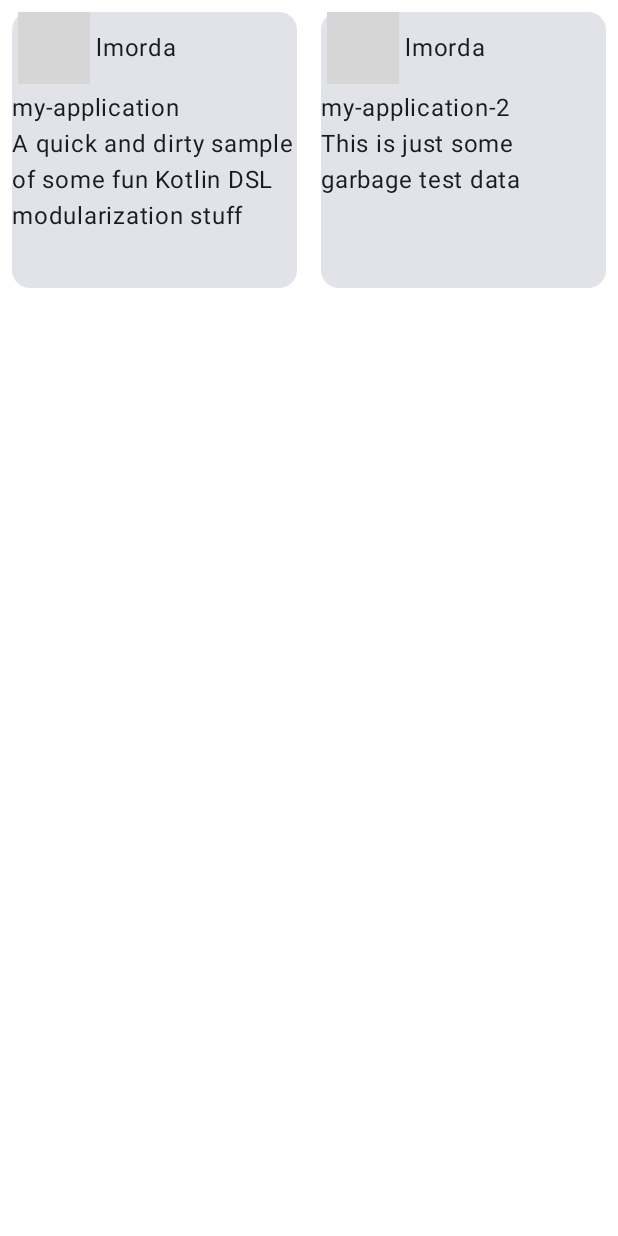
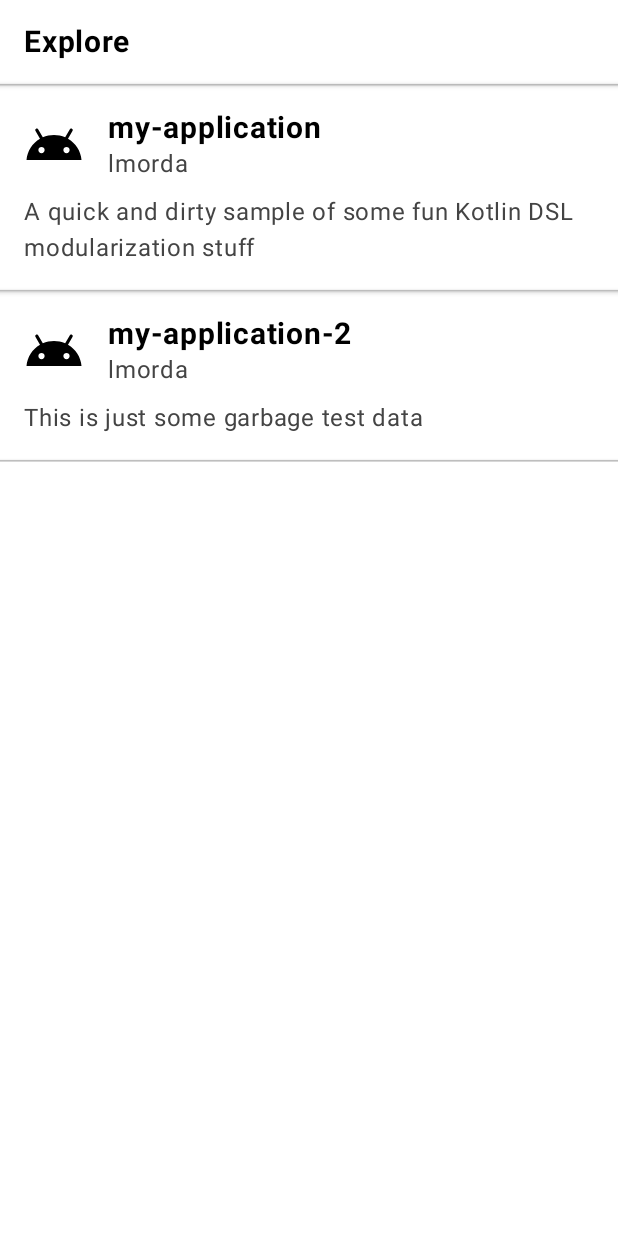
Before and after one commit to lmorda/android-convention-plugins, an Android app built with Jetpack Compose: the @Preview function FeatureScreenPreview, on a phone screen of 412 x 824 dp. Run offline under Robolectric (Android 15) with nearby library versions, the phone set to English and light mode, and no system bars; libraries missing offline, so code that uses them is left out: com.bumptech.glide; network calls fail; grey boxes are pictures that could not be loaded.

Commit message:
Renamed generic feature module to explore

```diff
--- a/app/build.gradle.kts
+++ b/app/build.gradle.kts
@@ -14,7 +14,7 @@ android {
 dependencies {
     implementation(project(":data"))
     implementation(project(":domain"))
-    implementation(project(":feature"))
+    implementation(project(":explore"))
     implementation(project(":design"))
     implementation(libs.androidx.hilt.navigation.compose)
     implementation(libs.androidx.navigation.compose)
--- a/design/src/main/java/com/shiftkey/design/theme/Color.kt
+++ b/design/src/main/java/com/lmorda/design/theme/Color.kt
@@ -1,4 +1,4 @@
-package com.shiftkey.design.theme
+package com.lmorda.design.theme
 
 import androidx.compose.ui.graphics.Color
 
--- a/design/src/main/java/com/shiftkey/design/theme/Theme.kt
+++ b/design/src/main/java/com/lmorda/design/theme/Theme.kt
@@ -1,4 +1,4 @@
-package com.shiftkey.design.theme
+package com.lmorda.design.theme
 
 import android.app.Activity
 import android.os.Build
--- a/design/src/main/java/com/shiftkey/design/theme/Typography.kt
+++ b/design/src/main/java/com/lmorda/design/theme/Typography.kt
@@ -1,4 +1,4 @@
-package com.shiftkey.design.theme
+package com.lmorda.design.theme
 
 import androidx.compose.material3.Typography
 import androidx.compose.ui.text.TextStyle
--- a/feature/build.gradle.kts
+++ b/explore/build.gradle.kts
@@ -5,7 +5,7 @@ plugins {
 }
 
 android {
-    namespace = "com.lmorda.feature"
+    namespace = "com.lmorda.explore"
 }
 
 dependencies {
--- /dev/null
+++ b/explore/src/main/java/com/lmorda/explore/ExploreScreen.kt
@@ -0,0 +1,126 @@
+package com.lmorda.explore
+
+import androidx.compose.foundation.Image
+import androidx.compose.foundation.background
+import androidx.compose.foundation.layout.Column
+import androidx.compose.foundation.layout.Row
+import androidx.compose.foundation.layout.fillMaxWidth
+import androidx.compose.foundation.layout.padding
+import androidx.compose.foundation.layout.size
+import androidx.compose.foundation.lazy.items
+import androidx.compose.foundation.lazy.LazyColumn
+import androidx.compose.foundation.shape.CircleShape
+import androidx.compose.material3.HorizontalDivider
+import androidx.compose.material3.Text
+import androidx.compose.runtime.Composable
+import androidx.compose.ui.Modifier
+import androidx.compose.ui.draw.clip
+import androidx.compose.ui.draw.shadow
+import androidx.compose.ui.graphics.Color
+import androidx.compose.ui.res.painterResource
+import androidx.compose.ui.text.font.FontWeight
+import androidx.compose.ui.text.style.TextOverflow
+import androidx.compose.ui.tooling.preview.Preview
+import androidx.compose.ui.unit.dp
+import androidx.compose.ui.unit.sp
+import com.bumptech.glide.integration.compose.ExperimentalGlideComposeApi
+import com.bumptech.glide.integration.compose.GlideImage
+import com.lmorda.domain.model.GithubRepo
+import com.lmorda.domain.model.mockDomainData
+import com.lmorda.design.theme.ConventionTheme
+
+@Composable
+fun FeatureScreen(
+    state: ExploreUiState,
+) {
+    // TODO: Hookup isLoading
+    Column(modifier = Modifier.background(color = Color.White)) {
+        Text(
+            modifier = Modifier.padding(all = 16.dp),
+            text = "Explore",
+            fontWeight = FontWeight.Bold,
+            fontSize = 20.sp,
+        )
+        HorizontalDivider(
+            modifier = Modifier.shadow(2.dp),
+            color = Color.Gray.copy(alpha = 0.5f),
+            thickness = 1.dp,
+        )
+        LazyColumn {
+            items(state.githubRepos) { details ->
+                FeatureListItem(details = details)
+                HorizontalDivider(
+                    modifier = Modifier.shadow(2.dp),
+                    color = Color.Gray.copy(alpha = 0.5f),
+                    thickness = 1.dp,
+                )
+            }
+        }
+    }
+}
+
+@OptIn(ExperimentalGlideComposeApi::class)
+@Composable
+fun FeatureListItem(details: GithubRepo) {
+    Column(modifier = Modifier
+        .padding(all = 16.dp)
+        .background(color = Color.White)
+    ) {
+        Row(
+            modifier = Modifier
+                .fillMaxWidth()
+                .padding(bottom = 8.dp)
+        ) {
+            val imageSize = 40.dp
+            details.owner.avatarUrl.takeIf { it.isNotBlank() }?.let {
+                GlideImage(
+                    modifier = Modifier
+                        .size(size = imageSize)
+                        .clip(shape = CircleShape),
+                    model = details.owner.avatarUrl,
+                    contentDescription = details.owner.avatarUrl,
+                )
+            } ?: Image(
+                modifier = Modifier.size(size = imageSize),
+                painter = painterResource(id = R.drawable.ic_android_black_24dp),
+                contentDescription = null,
+            )
+            Column(modifier = Modifier.padding(start = 16.dp)) {
+                Text(
+                    text = details.name,
+                    fontWeight = FontWeight.Bold,
+                    fontSize = 20.sp,
+                    maxLines = 1,
+                    overflow = TextOverflow.Ellipsis,
+                )
+                Text(
+                    text = details.owner.login,
+                    fontSize = 16.sp,
+                    color = Color.DarkGray,
+                    maxLines = 1,
+                    overflow = TextOverflow.Ellipsis,
+                )
+            }
+        }
+        Text(
+            text = details.description,
+            fontSize = 16.sp,
+            color = Color.DarkGray,
+            maxLines = 6,
+            overflow = TextOverflow.Ellipsis,
+        )
+    }
+}
+
+@Preview
+@Composable
+fun FeatureScreenPreview() {
+    ConventionTheme {
+        FeatureScreen(
+            state = ExploreUiState(
+                isLoading = false,
+                githubRepos = mockDomainData,
+            ),
+        )
+    }
+}
--- a/feature/src/main/java/com/lmorda/feature/FeatureUiState.kt
+++ b/explore/src/main/java/com/lmorda/explore/ExploreUiState.kt
@@ -1,8 +1,8 @@
-package com.lmorda.feature
+package com.lmorda.explore
 
 import com.lmorda.domain.model.GithubRepo
 
-data class FeatureUiState(
+data class ExploreUiState(
     val isLoading: Boolean = false,
     val githubRepos: List<GithubRepo> = emptyList(),
 )
--- /dev/null
+++ b/explore/src/main/res/drawable/ic_android_black_24dp.xml
@@ -0,0 +1,5 @@
+<vector xmlns:android="http://schemas.android.com/apk/res/android" android:height="24dp" android:tint="#000000" android:viewportHeight="24" android:viewportWidth="24" android:width="24dp">
+
+    <path android:fillColor="#FF000000" android:pathData="M17.6,11.48 L19.44,8.3a0.63,0.63 0,0 0,-1.09 -0.63l-1.88,3.24a11.43,11.43 0,0 0,-8.94 0L5.65,7.67a0.63,0.63 0,0 0,-1.09 0.63L6.4,11.48A10.81,10.81 0,0 0,1 20L23,20A10.81,10.81 0,0 0,17.6 11.48ZM7,17.25A1.25,1.25 0,1 1,8.25 16,1.25 1.25,0 0,1 7,17.25ZM17,17.25A1.25,1.25 0,1 1,18.25 16,1.25 1.25,0 0,1 17,17.25Z"/>
+
+</vector>
--- a/feature/src/main/java/com/lmorda/feature/FeatureScreen.kt
+++ /dev/null
@@ -1,93 +0,0 @@
-package com.lmorda.feature
-
-import androidx.compose.foundation.layout.Column
-import androidx.compose.foundation.layout.Row
-import androidx.compose.foundation.layout.fillMaxWidth
-import androidx.compose.foundation.layout.height
-import androidx.compose.foundation.layout.padding
-import androidx.compose.foundation.layout.width
-import androidx.compose.foundation.lazy.grid.GridCells
-import androidx.compose.foundation.lazy.grid.LazyVerticalGrid
-import androidx.compose.foundation.lazy.grid.items
-import androidx.compose.material3.Card
-import androidx.compose.material3.Text
-import androidx.compose.runtime.Composable
-import androidx.compose.ui.Alignment.Companion.CenterVertically
-import androidx.compose.ui.Modifier
-import androidx.compose.ui.text.style.TextOverflow
-import androidx.compose.ui.tooling.preview.Preview
-import androidx.compose.ui.unit.dp
-import com.bumptech.glide.integration.compose.ExperimentalGlideComposeApi
-import com.bumptech.glide.integration.compose.GlideImage
-import com.lmorda.domain.model.GithubRepo
-import com.lmorda.domain.model.mockDomainData
-import com.shiftkey.design.theme.ConventionTheme
-
-@Composable
-fun FeatureScreen(
-    state: FeatureUiState,
-) {
-    // TODO: Hookup isLoading
-    LazyVerticalGrid(
-        columns = GridCells.Adaptive(minSize = 164.dp)
-    ) {
-        items(state.githubRepos) { details ->
-            Card(
-                modifier = Modifier
-                    .height(200.dp)
-                    .width(120.dp)
-                    .padding(8.dp)
-            ) {
-                FeatureGridItem(details = details)
-            }
-        }
-    }
-}
-
-@OptIn(ExperimentalGlideComposeApi::class)
-@Composable
-fun FeatureGridItem(details: GithubRepo) {
-    Column {
-        Row(
-            modifier = Modifier
-                .fillMaxWidth()
-                .height(48.dp)
-        ) {
-            GlideImage(
-                modifier = Modifier.padding(start = 4.dp, end = 4.dp),
-                model = details.owner.avatarUrl,
-                contentDescription = details.owner.avatarUrl,
-            )
-            Text(
-                modifier = Modifier.align(CenterVertically),
-                text = details.owner.login,
-                maxLines = 1,
-                overflow = TextOverflow.Ellipsis,
-            )
-        }
-        Text(
-            modifier = Modifier.padding(top = 4.dp),
-            text = details.name,
-            maxLines = 1,
-            overflow = TextOverflow.Ellipsis,
-        )
-        Text(
-            text = details.description,
-            maxLines = 6,
-            overflow = TextOverflow.Ellipsis,
-        )
-    }
-}
-
-@Preview
-@Composable
-fun FeatureScreenPreview() {
-    ConventionTheme {
-        FeatureScreen(
-            state = FeatureUiState(
-                isLoading = false,
-                githubRepos = mockDomainData,
-            ),
-        )
-    }
-}
--- a/settings.gradle.kts
+++ b/settings.gradle.kts
@@ -25,5 +25,5 @@ rootProject.name = "Convention"
 include(":app")
 include(":data")
 include(":domain")
-include(":feature")
+include(":explore")
 include(":design")
```
Also changed, not shown: app/src/main/java/com/lmorda/convention/MainActivity.kt (+6 -6 lines), explore/src/main/java/com/lmorda/explore/ExploreViewModel.kt (renamed from feature/src/main/java/com/lmorda/feature/FeatureViewModel.kt, +4 -4 lines), 6 other files.
